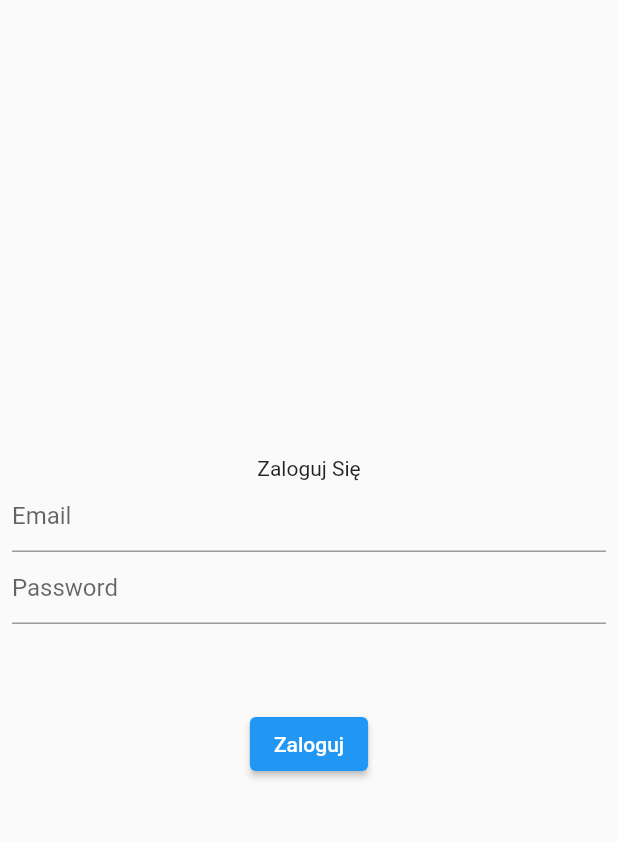
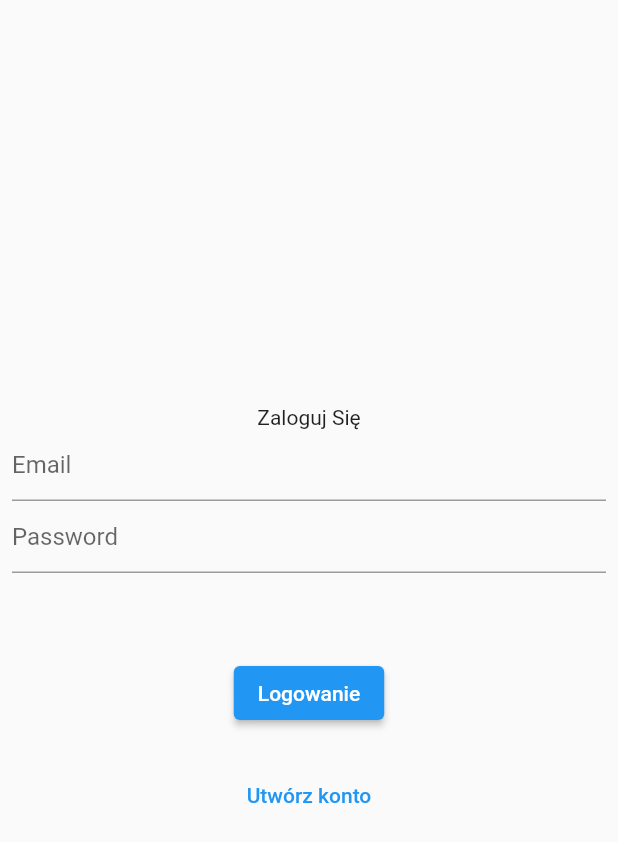
Before and after one commit to LukaszWalencik/best_burgers, a Flutter app: the screen it shows after launch, on a phone screen of 412 x 824 dp. Shown: the top 842 px of the screen. Run offline on Flutter 3.47's test engine with Material 2 defaults, Android fonts, the phone set to English and light mode, and no system bars; our stand-ins replace firebase_auth, firebase_core; accounts and stored records are empty.

Commit message:
Add Text button and setStates

```diff
--- a/lib/app/login/login_page_content.dart
+++ b/lib/app/login/login_page_content.dart
@@ -15,6 +15,7 @@ class LoginPage extends StatefulWidget {
 
 class _LoginPageState extends State<LoginPage> {
   var errorMessage = '';
+  var creatingAccount = false;
 
   @override
   Widget build(BuildContext context) {
@@ -25,7 +26,8 @@ class _LoginPageState extends State<LoginPage> {
           child: Column(
             mainAxisAlignment: MainAxisAlignment.center,
             children: [
-              Text('Zaloguj Się'),
+              Text(
+                  creatingAccount == false ? 'Zaloguj Się' : 'Zarejestruj sie'),
               TextField(
                 controller: widget.emailController,
                 decoration: InputDecoration(hintText: 'Email'),
@@ -52,8 +54,20 @@ class _LoginPageState extends State<LoginPage> {
                     ;
                   }
                 },
-                child: Text('Zaloguj'),
+                child: Text(
+                    creatingAccount == false ? 'Logowanie' : 'Rejestracja'),
               ),
+              SizedBox(height: 20),
+              if (creatingAccount == false) ...[
+                TextButton(
+                  onPressed: () {
+                    setState(() {
+                      creatingAccount = true;
+                    });
+                  },
+                  child: Text('Utwórz konto'),
+                ),
+              ]
             ],
           ),
         ),
```
